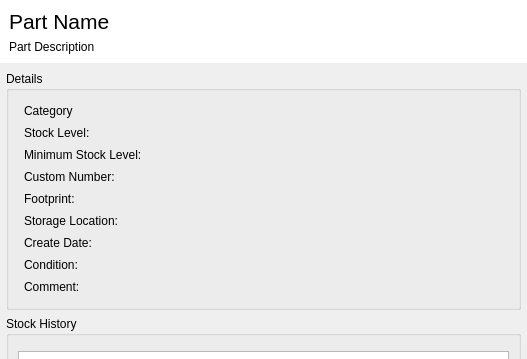
jassuncao/myparts, file src/partdetailsview.ui: the form before one commit; both pictures show x 0 to 527 and y 0 to 359 of the 527 by 561 pixel window.
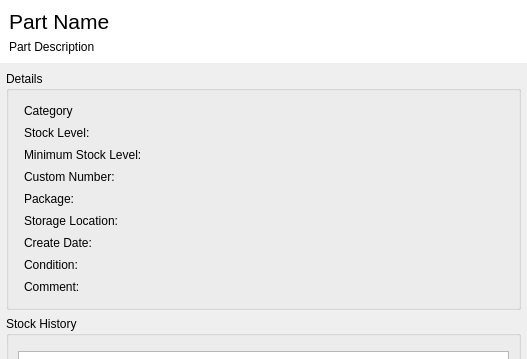
The form after the commit. Custom widgets are drawn as their Qt base class.

Commit message: * Using the designation "package" instead of "footprint" * Removes the previs "part_" from some entities

```diff
--- a/src/partdetailsview.ui
+++ b/src/partdetailsview.ui
@@ -185,7 +185,7 @@
            <item row="4" column="0">
             <widget class="QLabel" name="label">
              <property name="text">
-              <string>Footprint:</string>
+              <string>Package:</string>
              </property>
             </widget>
            </item>
```
Left out of the diff: 2 changed lines with no effect on the pictures. The commit also changes 46 other files.
